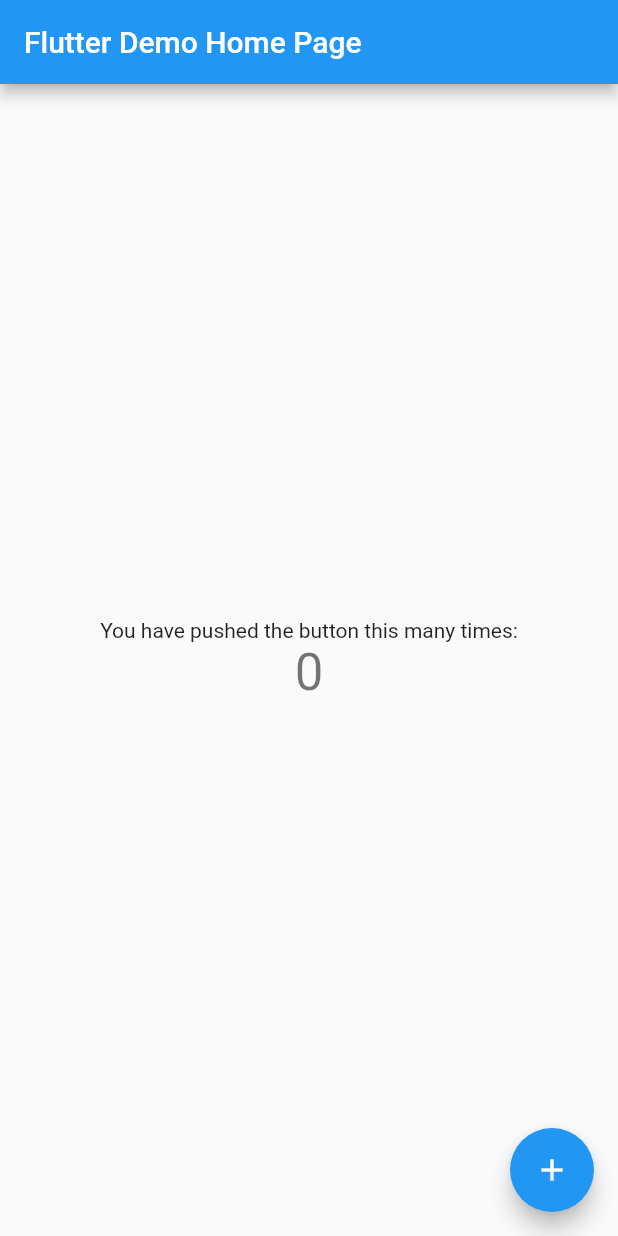
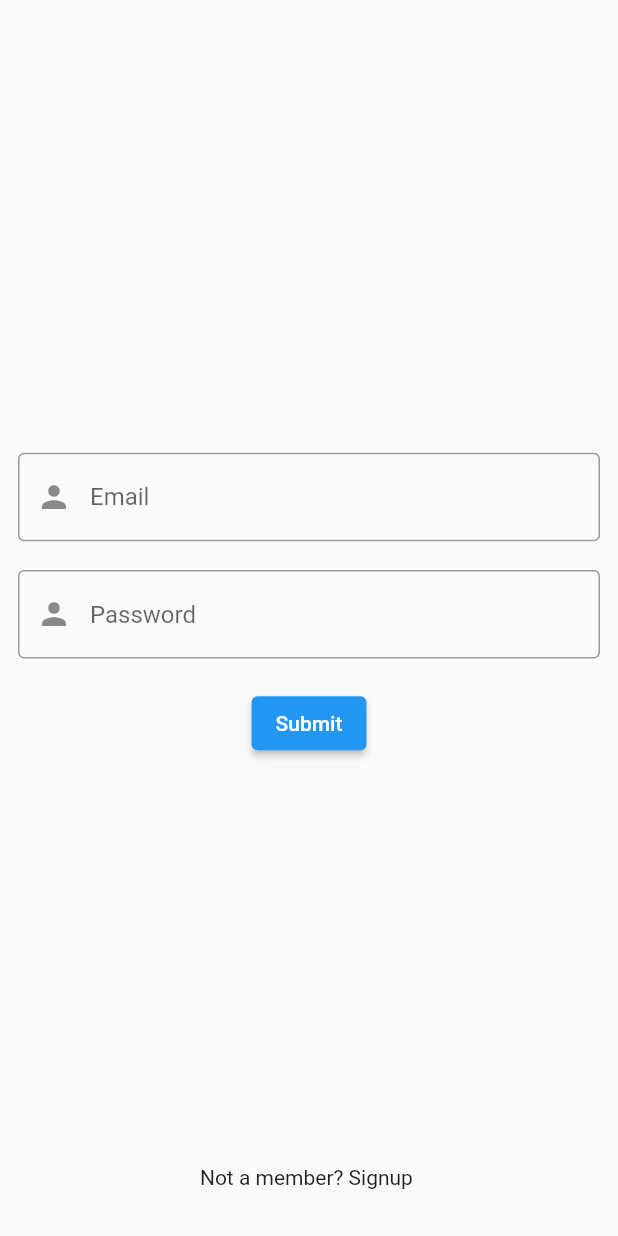
Before and after one commit to rjlama07/Ecommerce-, a Flutter app: the screen it shows after launch, on a phone screen of 412 x 824 dp. Run offline on Flutter 3.47's test engine with Material 2 defaults, Android fonts, the phone set to English and light mode, and no system bars; our stand-ins replace dartz, dio, flutter_riverpod, flutter_screenutil, get, hive and 2 more; missing offline and left inert: cloudinary_public; accounts and stored records are empty.

Commit message:
feat: form validation in auth page

```diff
--- a/lib/main.dart
+++ b/lib/main.dart
@@ -1,7 +1,21 @@
+import 'package:ecommerce/pages/status_page.dart';
 import 'package:flutter/material.dart';
+import 'package:flutter_riverpod/flutter_riverpod.dart';
+import 'package:flutter_screenutil/flutter_screenutil.dart';
+import 'package:hive_flutter/hive_flutter.dart';
+import 'package:get/get.dart';
 
-void main() {
-  runApp(const MyApp());
+import 'models/users.dart';
+
+final box = Provider<List<Users>>((ref) => []);
+void main() async {
+  WidgetsFlutterBinding.ensureInitialized();
+  await Hive.initFlutter();
+  Hive.registerAdapter(UsersAdapter());
+  final userBox = await Hive.openBox<Users>("users");
+  runApp(ProviderScope(
+      overrides: [box.overrideWithValue(userBox.values.toList())],
+      child: const MyApp()));
 }
 
 class MyApp extends StatelessWidget {
@@ -10,106 +24,19 @@ class MyApp extends StatelessWidget {
   // This widget is the root of your application.
   @override
   Widget build(BuildContext context) {
-    return MaterialApp(
-      title: 'Flutter Demo',
-      theme: ThemeData(
-        // This is the theme of your application.
-        //
-        // Try running your application with "flutter run". You'll see the
-        // application has a blue toolbar. Then, without quitting the app, try
-        // changing the primarySwatch below to Colors.green and then invoke
-        // "hot reload" (press "r" in the console where you ran "flutter run",
-        // or simply save your changes to "hot reload" in a Flutter IDE).
-        // Notice that the counter didn't reset back to zero; the application
-        // is not restarted.
-        primarySwatch: Colors.blue,
+    return ScreenUtilInit(
+      minTextAdapt: true,
+      designSize: const Size(932, 430),
+      builder: (context, child) => GetMaterialApp(
+        debugShowCheckedModeBanner: false,
+        title: 'Flutter Demo',
+        themeMode: ThemeMode.light,
+        theme: ThemeData(
+            primarySwatch: Colors.blue,
+            appBarTheme:
+                const AppBarTheme().copyWith(foregroundColor: Colors.white)),
+        home: const StatusPage(),
       ),
-      home: const MyHomePage(title: 'Flutter Demo Home Page'),
     );
   }
 }
-
-class MyHomePage extends StatefulWidget {
-  const MyHomePage({super.key, required this.title});
-
-  // This widget is the home page of your application. It is stateful, meaning
-  // that it has a State object (defined below) that contains fields that affect
-  // how it looks.
-
-  // This class is the configuration for the state. It holds the values (in this
-  // case the title) provided by the parent (in this case the App widget) and
-  // used by the build method of the State. Fields in a Widget subclass are
-  // always marked "final".
-
-  final String title;
-
-  @override
-  State<MyHomePage> createState() => _MyHomePageState();
-}
-
-class _MyHomePageState extends State<MyHomePage> {
-  int _counter = 0;
-
-  void _incrementCounter() {
-    setState(() {
-      // This call to setState tells the Flutter framework that something has
-      // changed in this State, which causes it to rerun the build method below
-      // so that the display can reflect the updated values. If we changed
-      // _counter without calling setState(), then the build method would not be
-      // called again, and so nothing would appear to happen.
-      _counter++;
-    });
-  }
-
-  @override
-  Widget build(BuildContext context) {
-    // This method is rerun every time setState is called, for instance as done
-    // by the _incrementCounter method above.
-    //
-    // The Flutter framework has been optimized to make rerunning build methods
-    // fast, so that you can just rebuild anything that needs updating rather
-    // than having to individually change instances of widgets.
-    return Scaffold(
-      appBar: AppBar(
-        // Here we take the value from the MyHomePage object that was created by
-        // the App.build method, and use it to set our appbar title.
-        title: Text(widget.title),
-      ),
-      body: Center(
-        // Center is a layout widget. It takes a single child and positions it
-        // in the middle of the parent.
-        child: Column(
-          // Column is also a layout widget. It takes a list of children and
-          // arranges them vertically. By default, it sizes itself to fit its
-          // children horizontally, and tries to be as tall as its parent.
-          //
-          // Invoke "debug painting" (press "p" in the console, choose the
-          // "Toggle Debug Paint" action from the Flutter Inspector in Android
-          // Studio, or the "Toggle Debug Paint" command in Visual Studio Code)
-          // to see the wireframe for each widget.
-          //
-          // Column has various properties to control how it sizes itself and
-          // how it positions its children. Here we use mainAxisAlignment to
-          // center the children vertically; the main axis here is the vertical
-          // axis because Columns are vertical (the cross axis would be
-          // horizontal).
-          mainAxisAlignment: MainAxisAlignment.center,
-          children: <Widget>[
-            const Text(
-              'You have pushed the button this many times:',
-            ),
-            Text(
-              '$_counter',
-              style: Theme.of(context).textTheme.headlineMedium,
-            ),
-          ],
-        ),
-      ),
-      floatingActionButton: FloatingActionButton(
-        onPressed: _incrementCounter,
-        tooltip: 'Increment',
-        child: const Icon(Icons.add),
-      ), // This trailing comma makes auto-formatting nicer for build methods.
-    );
-  }
-}
--- /dev/null
+++ b/lib/pages/login_page.dart
@@ -0,0 +1,130 @@
+import 'package:ecommerce/providers/auth_providers.dart';
+import 'package:flutter/material.dart';
+import 'package:flutter_riverpod/flutter_riverpod.dart';
+import 'package:flutter_screenutil/flutter_screenutil.dart';
+
+import '../providers/common_providers.dart';
+import '../widgets/custom_snackbar.dart';
+
+class LoginPage extends ConsumerWidget {
+  LoginPage({super.key});
+  final emailController = TextEditingController();
+  final passWordController = TextEditingController();
+  final fullNameConttoller = TextEditingController();
+  final form = GlobalKey<FormState>();
+
+  @override
+  Widget build(BuildContext context, ref) {
+    ref.listen(
+      authProvider,
+      (previous, next) {
+        if (next.isError) {
+          SnackShow.showSnackbar(context, next.error, true);
+        } else if (next.isSuccess) {
+          SnackShow.showSnackbar(context, "Sucess", false);
+        }
+      },
+    );
+    final auth = ref.watch(authProvider);
+    final isLogin = ref.watch(commonProvider);
+    return Scaffold(
+      body: Padding(
+        padding: const EdgeInsets.symmetric(horizontal: 12, vertical: 12),
+        child: SizedBox(
+          height: MediaQuery.of(context).size.height,
+          child: Form(
+            key: form,
+            child: Column(
+              children: [
+                const Spacer(),
+                if (!isLogin)
+                  TextFormField(
+                    validator: ((value) {
+                      if (value!.isEmpty) {
+                        return "Filed is required";
+                      }
+                      return null;
+                    }),
+                    controller: fullNameConttoller,
+                    decoration: const InputDecoration(
+                        prefixIcon: Icon(Icons.person),
+                        hintText: "Full Name",
+                        border: OutlineInputBorder()),
+                  ),
+                SizedBox(height: 10.h),
+                TextFormField(
+                  validator: ((value) {
+                    if (value!.isEmpty) {
+                      return "Email field required";
+                    } else if (!RegExp(
+                            r"^[a-zA-Z0-9.a-zA-Z0-9.!#$%&'*+-/=?^_`{|}~]+@[a-zA-Z0-9]+\.[a-zA-Z]+")
+                        .hasMatch(value)) {
+                      return "Invalid email";
+                    }
+                    return null;
+                  }),
+                  controller: emailController,
+                  decoration: const InputDecoration(
+                      prefixIcon: Icon(Icons.person),
+                      hintText: "Email",
+                      border: OutlineInputBorder()),
+                ),
+                SizedBox(height: 10.h),
+                TextFormField(
+                  validator: ((value) {
+                    if (value!.isEmpty) {
+                      return "Password field required";
+                    } else if (value.length < 8) {
+                      return "Password must be atleast 8 characters";
+                    }
+                    return null;
+                  }),
+                  controller: passWordController,
+                  obscureText: true,
+                  decoration: const InputDecoration(
+                      prefixIcon: Icon(Icons.person),
+                      hintText: "Password",
+                      border: OutlineInputBorder()),
+                ),
+                SizedBox(height: 10.h),
+                ElevatedButton(
+                    onPressed: () {
+                      if (form.currentState!.validate()) {
+                        if (isLogin) {
+                          ref.read(authProvider.notifier).userLogin(
+                                email: emailController.text,
+                                password: passWordController.text,
+                              );
+                        } else {
+                          ref.read(authProvider.notifier).userSignUp(
+                              email: emailController.text,
+                              password: passWordController.text,
+                              fullName: fullNameConttoller.text);
+                        }
+                      }
+                    },
+                    child: auth.isLoading
+                        ? const CircularProgressIndicator()
+                        : const Text("Submit")),
+                const Spacer(),
+                Row(
+                  mainAxisAlignment: MainAxisAlignment.center,
+                  children: [
+                    Text(isLogin ? "Not a member? " : "Already a member? "),
+                    InkWell(
+                      onTap: () {
+                        ref.read(commonProvider.notifier).togle();
+                      },
+                      child: Text(isLogin ? "Signup " : "Login "),
+                    )
+                  ],
+                ),
+                SizedBox(height: 10.h)
+              ],
+            ),
+          ),
+        ),
+      ),
+    );
+  }
+}
--- /dev/null
+++ b/lib/pages/status_page.dart
@@ -0,0 +1,18 @@
+import 'package:ecommerce/pages/homepage/homepage.dart';
+import 'package:ecommerce/pages/login_page.dart';
+import 'package:ecommerce/providers/auth_providers.dart';
+import 'package:flutter/material.dart';
+import 'package:flutter_riverpod/flutter_riverpod.dart';
+
+class StatusPage extends ConsumerWidget {
+  const StatusPage({super.key});
+
+  @override
+  Widget build(BuildContext context, ref) {
+    final auth = ref.watch(authProvider);
+    return Scaffold(
+      body:
+          Center(child: auth.users.isNotEmpty ? const HomePage() : LoginPage()),
+    );
+  }
+}
--- /dev/null
+++ b/lib/providers/common_providers.dart
@@ -0,0 +1,11 @@
+import 'package:flutter_riverpod/flutter_riverpod.dart';
+
+final commonProvider =
+    StateNotifierProvider<CommonProvider, bool>((ref) => CommonProvider(true));
+
+class CommonProvider extends StateNotifier<bool> {
+  CommonProvider(super.state);
+  void togle() {
+    state = !state;
+  }
+}
--- a/lib/resources/api_constants.dart
+++ b/lib/resources/api_constants.dart
@@ -1,3 +1,4 @@
 const String baseUrl = "http://192.168.10.108:3000";
 const String userLoginUrl = "$baseUrl/api/userLogin";
 const String userSignupUrl = "$baseUrl/api/userSignUp";
+const String addProduct = "$baseUrl/api/create_products";
--- a/pubspec.yaml
+++ b/pubspec.yaml
@@ -44,6 +44,9 @@ dependencies:
   hive_flutter: ^1.1.0
   build_runner: ^2.3.3
   hive_generator: ^2.0.0
+  get: ^4.6.5
+  flutter_screenutil: ^5.6.1
+  cloudinary_public: ^0.13.0
 
 dev_dependencies:
   flutter_test:
```
Also changed, not shown: lib/models/user_state.dart (added, +30 -0 lines), lib/pages/homepage/homepage.dart (added, +40 -0 lines), lib/providers/auth_providers.dart (+35 -8 lines), lib/services/auth_services.dart (+9 -4 lines), lib/services/curd_services.dart (added, +51 -0 lines), lib/widgets/custom_snackbar.dart (added, +11 -0 lines), pubspec.lock, 1 other file.
